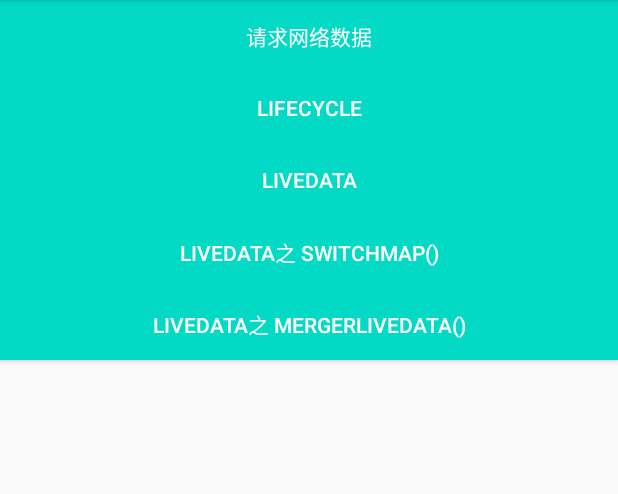
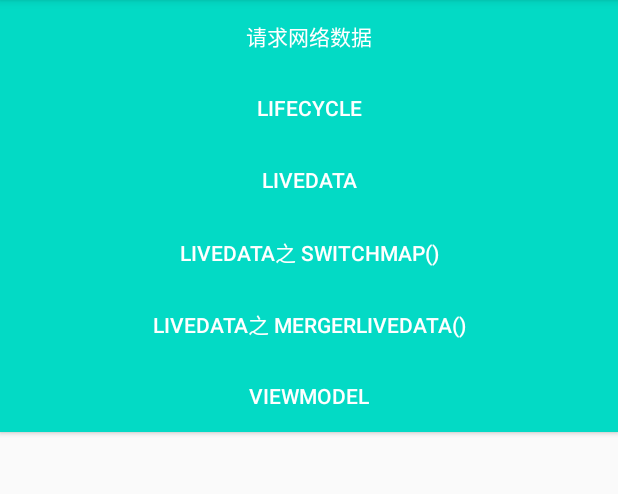
Before and after one commit to OnexZgj/Jetpack_Component, an Android app: the screen it shows after launch (MainActivity), on a phone screen of 412 x 824 dp, the part 84-578 px from its top. Run offline under Robolectric (Android 15) with nearby library versions, the phone set to English and light mode, and no system bars; our stand-ins replace paging; libraries missing offline, so code that uses them is left out: androidx.paging; 2 statements that could not run were skipped.

Commit message:
viewmodel使用及原理

```diff
--- a/app/src/main/AndroidManifest.xml
+++ b/app/src/main/AndroidManifest.xml
@@ -12,7 +12,8 @@
         android:roundIcon="@mipmap/ic_launcher_round"
         android:supportsRtl="true"
         android:theme="@style/AppTheme">
-        <activity android:name=".livedata.MergerLiveDataActivity"></activity>
+        <activity android:name=".viewmodel.ViewModelActivity"></activity>
+        <activity android:name=".livedata.MergerLiveDataActivity" />
         <activity android:name=".livedata.SwitchMapActivity" />
         <activity android:name=".livedata.LiveDataActivity" />
         <activity android:name=".lifecycle.MyLifecycleOwnerActivity" />
--- a/app/src/main/java/com/onexzgj/inspur/pageingsample/MainActivity.kt
+++ b/app/src/main/java/com/onexzgj/inspur/pageingsample/MainActivity.kt
@@ -12,6 +12,7 @@ import com.onexzgj.inspur.pageingsample.livedata.SwitchMapActivity
 import com.onexzgj.inspur.pageingsample.paging.NetPagingActivity
 import com.onexzgj.inspur.pageingsample.room.CheeseAdapter
 import com.onexzgj.inspur.pageingsample.room.CheeseViewModel
+import com.onexzgj.inspur.pageingsample.viewmodel.ViewModelActivity
 import kotlinx.android.synthetic.main.activity_main.*
 
 class MainActivity : AppCompatActivity() {
@@ -45,6 +46,10 @@ class MainActivity : AppCompatActivity() {
             startActivity(Intent(this, MergerLiveDataActivity::class.java))
         }
 
+        btn_view_model.setOnClickListener {
+            startActivity(Intent(this, ViewModelActivity::class.java))
+        }
+
 
         val adapter = CheeseAdapter()
         rv_am_list.adapter = adapter
--- a/app/src/main/res/layout/activity_main.xml
+++ b/app/src/main/res/layout/activity_main.xml
@@ -50,6 +50,14 @@
         android:textColor="@color/white"
         android:text="LiveData之 MergerLiveData()" />
 
+    <Button
+        android:id="@+id/btn_view_model"
+        android:layout_width="match_parent"
+        android:layout_height="wrap_content"
+        android:background="@color/colorAccent"
+        android:textColor="@color/white"
+        android:text="ViewModel" />
+
 
     <androidx.recyclerview.widget.RecyclerView
         android:id="@+id/rv_am_list"
```
Also changed, not shown: app/src/main/java/com/onexzgj/inspur/pageingsample/viewmodel/MyViewModel.kt (added, +28 -0 lines), app/src/main/java/com/onexzgj/inspur/pageingsample/viewmodel/ViewModelActivity.kt (added, +38 -0 lines), app/src/main/res/layout/activity_view_model.xml (added, +9 -0 lines).
